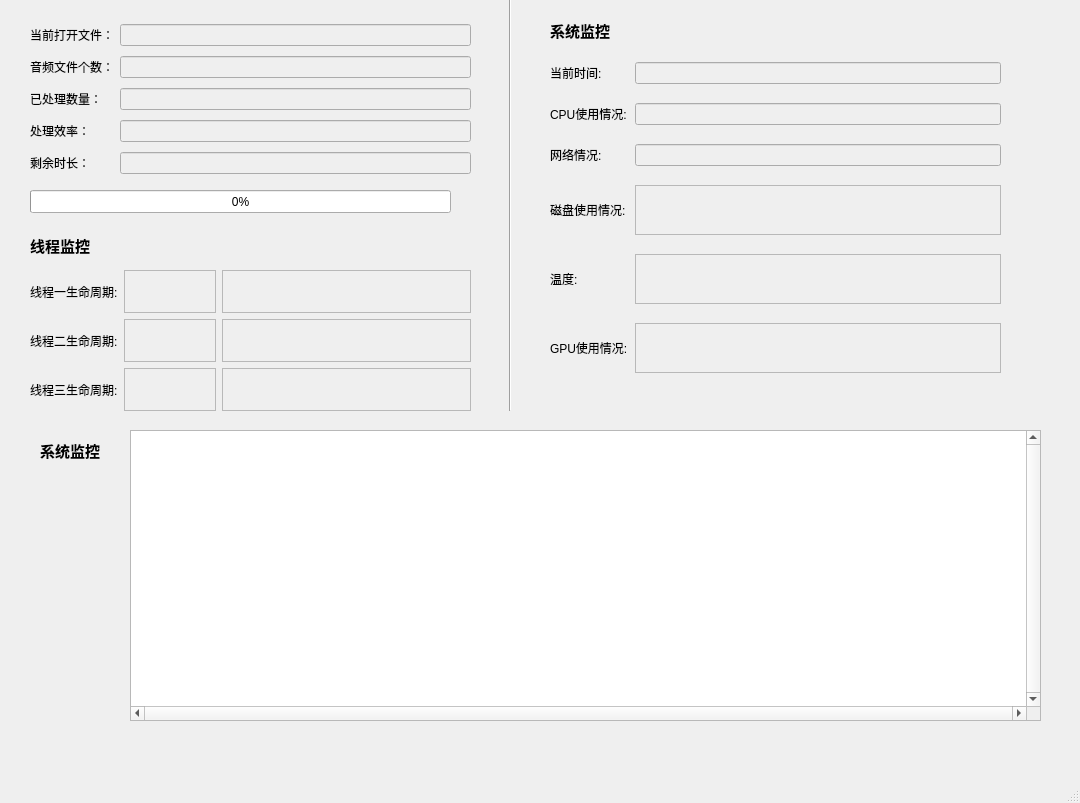
The window that mainframepkg/mainFrame.ui (ZhihaoPan/audio_process_system) describes before a commit, drawn with Qt 5.
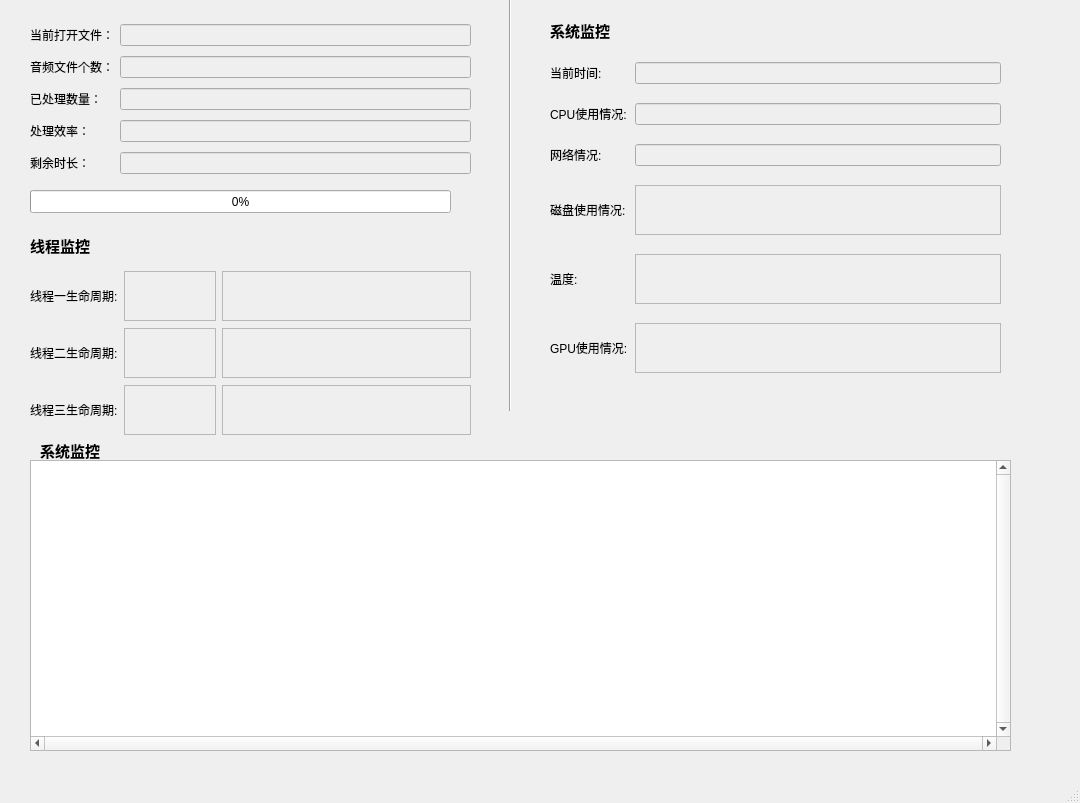
The same window after the commit.

Patch:
```diff
--- a/mainframepkg/mainFrame.ui
+++ b/mainframepkg/mainFrame.ui
@@ -49,9 +49,9 @@
     </property>
     <property name="geometry">
      <rect>
-      <x>130</x>
-      <y>430</y>
-      <width>911</width>
+      <x>30</x>
+      <y>460</y>
+      <width>981</width>
       <height>291</height>
      </rect>
     </property>
@@ -351,7 +351,7 @@
       <x>30</x>
       <y>270</y>
       <width>441</width>
-      <height>141</height>
+      <height>166</height>
      </rect>
     </property>
     <layout class="QGridLayout" name="gridLayout_3">
```
